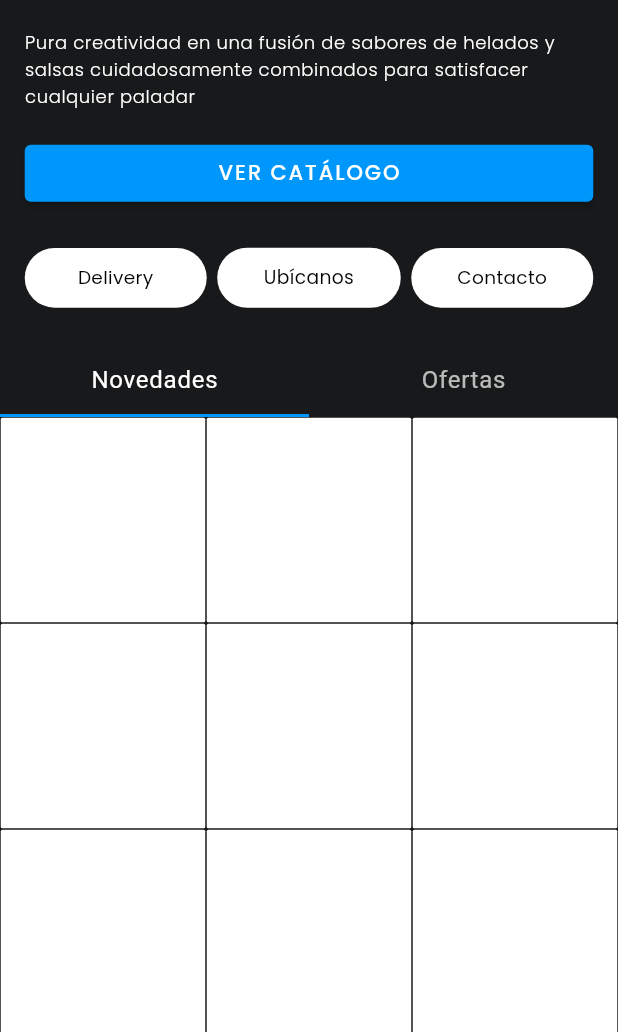
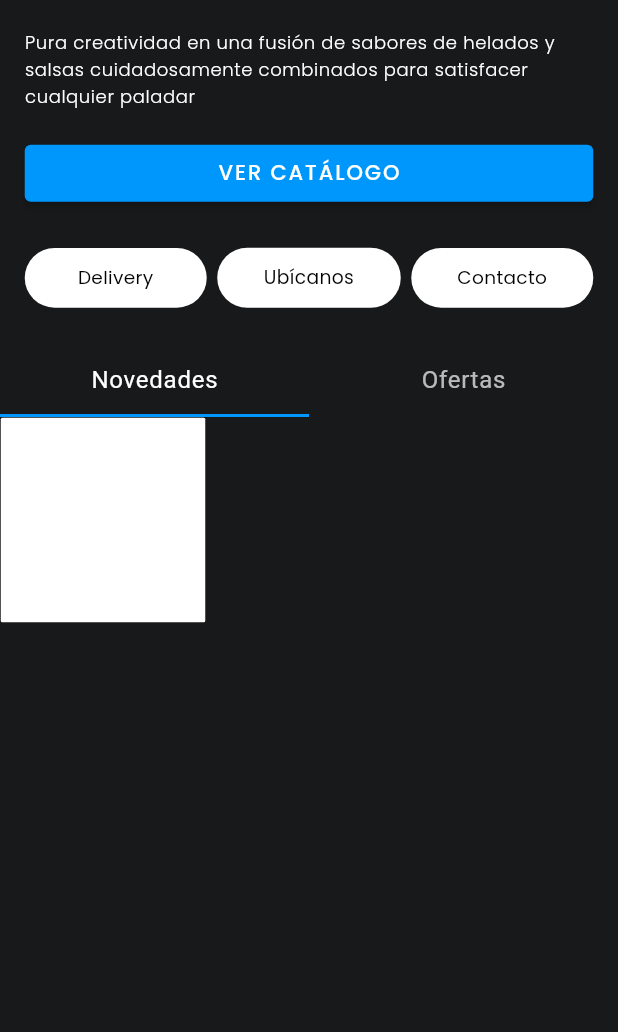
Before and after one commit to JaegerCodes/quipu-market, a Flutter app: the screen it shows after launch, on a phone screen of 412 x 824 dp, the part 204-1236 px from its top. Run offline on Flutter 3.47's test engine with Material 2 defaults, Android fonts, the phone set to English and light mode, and no system bars; our stand-ins replace google_fonts.

```diff
--- a/lib/pages/home/HomePage.dart
+++ b/lib/pages/home/HomePage.dart
@@ -79,17 +79,6 @@ class _HomePageState extends State<HomePage> with SingleTickerProviderStateMixin
                     child: Wrap(
                       children: [
                         containerDummy(width),
-                        containerDummy(width),
-                        containerDummy(width),
-                        containerDummy(width),
-                        containerDummy(width),
-                        containerDummy(width),
-                        containerDummy(width),
-                        containerDummy(width),
-                        containerDummy(width),
-                        containerDummy(width),
-                        containerDummy(width),
-                        containerDummy(width),
 
                       ],
                     ),
@@ -97,17 +86,6 @@ class _HomePageState extends State<HomePage> with SingleTickerProviderStateMixin
                   Container(
                     child: Wrap(
                       children: [
-                        containerDummy(width),
-                        containerDummy(width),
-                        containerDummy(width),
-                        containerDummy(width),
-                        containerDummy(width),
-                        containerDummy(width),
-                        containerDummy(width),
-                        containerDummy(width),
-                        containerDummy(width),
-                        containerDummy(width),
-                        containerDummy(width),
                         containerDummy(width),
                       ],
                     ),
@@ -131,30 +109,6 @@ class _HomePageState extends State<HomePage> with SingleTickerProviderStateMixin
       SizedBox(height: height * .03,),
     ];
   }
-
-    /**
-   return SingleChildScrollView(
-    child: Stack(
-        children: <Widget>[
-          Container(
-            height: constraints.maxHeight,
-            padding: horizontalScaffoldPadding(context),
-            child: Column(
-              children: <Widget> [
-                SizedBox(height: height * .04),
-                ProfileWidget(height: height, width: width),
-                SizedBox(height: height * .02),
-                ShopButton.blue(width: width, title: "Ver catálogo",),
-                SizedBox(height: height * .03,),
-                AboutMarketButtons(witdth: width,),
-                SizedBox(height: height * .03,),
-              ],
-            ),
-          ),
-        ],
-      )
-    );
-   */
 }
 
 class _StickyTabBarDelegate extends SliverPersistentHeaderDelegate {
```
